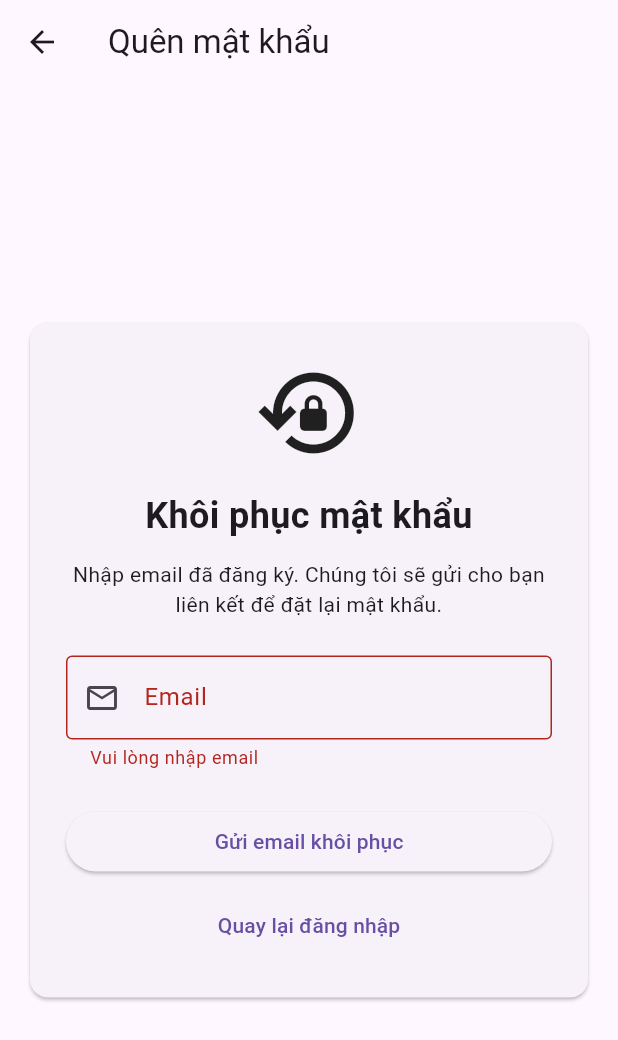
After one commit to kinocoder/PRM393-Flutter-LearningProject-TotalFootballAnalysis, a Flutter app: the ForgotPasswordScreen screen opened by its route, after a tap on "Gửi email khôi phục", on a phone screen of 412 x 824 dp. The commit adds this screen. Shown: the top 1040 px of the screen. Run offline on Flutter 3.47's test engine with Material 3 defaults, Android fonts, the phone set to English and light mode, and no system bars; our stand-ins replace cloud_firestore, firebase_auth, firebase_core, flutter_riverpod, riverpod_annotation; accounts and stored records are empty; generated files the repository leaves out were written again.

Commit message:
feat: Implement forgot password flow and Firebase options configuration
- Add `sendPasswordResetEmail` method to `AuthService` and `AuthRepository`.
- Create `ForgotPasswordScreen` and `ForgotPasswordModelView` to manage password reset email requests and error handling.
- Add `forgotPassword` route to `AppRoutes` and register `ForgotPasswordScreen` in `main.dart`.
- Add "Quên mật khẩu?" navigation button to `LoginScreen`.
- Add FlutterFire generated `firebase_options.dart` and `firebase.json` configurations.

```diff
--- a/lib/data/repositories/auth_repository.dart
+++ b/lib/data/repositories/auth_repository.dart
@@ -16,6 +16,11 @@ class AuthRepository {
   AuthRepository({required AuthService authService})
     : _authService = authService;
 
+  //Quên mật khẩu
+  Future<void> sendPasswordResetEmail({required String email}) {
+    return _authService.sendPasswordResetEmail(email: email.trim());
+  }
+
   //Đăng ký
   Future<UserCredential> register({
     required String email,
@@ -25,10 +30,10 @@ class AuthRepository {
   }
 
   //Đăng nhập
-  Future<UserCredential>login({
+  Future<UserCredential> login({
     required String email,
-    required String password
-  }){
+    required String password,
+  }) {
     return _authService.login(email: email.trim(), password: password);
   }
 
--- a/lib/data/services/auth_service.dart
+++ b/lib/data/services/auth_service.dart
@@ -4,6 +4,11 @@ class AuthService {
   final FirebaseAuth _auth;
 
   AuthService({required FirebaseAuth auth}) : _auth = auth;
+
+  //Quên mật khẩu
+  Future<void> sendPasswordResetEmail({required String email}) {
+    return _auth.sendPasswordResetEmail(email: email);
+  }
 
   //đăng ký
   Future<UserCredential> register({
@@ -21,10 +26,7 @@ class AuthService {
     required String email,
     required String password,
   }) {
-    return _auth.signInWithEmailAndPassword(
-        email: email,
-        password: password
-    );
+    return _auth.signInWithEmailAndPassword(email: email, password: password);
   }
 
   //Gửi mail
--- a/lib/main.dart
+++ b/lib/main.dart
@@ -1,9 +1,11 @@
 import 'package:flutter/material.dart';
 import 'package:firebase_core/firebase_core.dart';
 import 'package:flutter_riverpod/flutter_riverpod.dart';
+import 'package:united2/ui/authentication/widgets/forgot_password_screen.dart';
 import 'package:united2/ui/authentication/widgets/login_screen.dart';
 import 'package:united2/ui/authentication/widgets/verify_email_screen.dart';
 import 'package:united2/ui/home/widgets/home_screen.dart';
+
 import 'ui/authentication/widgets/register_screen.dart';
 import 'routing/app_routes.dart';
 
@@ -18,6 +20,7 @@ Future<void> main() async {
         routes: {
           AppRoutes.login: (context) => const LoginScreen(),
           AppRoutes.register: (context) => const RegisterScreen(),
+          AppRoutes.forgotPassword: (context) => const ForgotPasswordScreen(),
           AppRoutes.verifyEmail: (context) => const VerifyEmailScreen(),
           AppRoutes.home: (context) => const HomeScreen(),
         },
--- a/lib/routing/app_routes.dart
+++ b/lib/routing/app_routes.dart
@@ -1,6 +1,7 @@
 class AppRoutes {
   static const login = '/login';
   static const register = "/register";
+  static const forgotPassword = '/forgot-password';
   static const verifyEmail = '/verify-email';
   static const home = '/home';
   static const b01 = '/B01';
--- /dev/null
+++ b/lib/ui/authentication/view_models/forgot_password_model_view.dart
@@ -0,0 +1,52 @@
+import 'package:firebase_auth/firebase_auth.dart';
+import 'package:riverpod_annotation/riverpod_annotation.dart';
+import 'package:united2/data/repositories/auth_repository.dart';
+
+part 'forgot_password_model_view.g.dart';
+
+@riverpod
+class ForgotPasswordModelView extends _$ForgotPasswordModelView {
+  @override
+  Future<void> build() async {}
+
+  Future<void> sendResetPasswordEmail(String email) async {
+    // 1. Kiểm tra có đang loading không
+    if (state.isLoading) return;
+
+    // 2. Chuyển state sang AsyncLoading
+    state = const AsyncLoading();
+
+    // 3. Gọi AuthRepository thông qua ref.read()
+    final repository = ref.read(authRepositoryProvider);
+
+    // 4. Dùng AsyncValue.guard() để cập nhật kết quả
+    final result = await AsyncValue.guard<void>(() {
+      return repository.sendPasswordResetEmail(email: email);
+    });
+
+    //5.Kiểm tra xem Provider còn hoạt động sau await không
+    if (!ref.mounted) return;
+
+    state = result;
+  }
+
+  String getResetPasswordErrorMessage(Object error) {
+    if (error is FirebaseAuthException) {
+      switch (error.code) {
+        case 'invalid-email':
+          return 'Địa chỉ email không hợp lệ';
+
+        case 'too-many-requests':
+          return 'Bạn đã gửi quá nhiều yêu cầu. Vui lòng thử lại sau';
+
+        case 'network-request-failed':
+          return 'Không có kết nối mạng. Vui lòng kiểm tra và thử lại';
+
+        case 'user-not-found':
+          return 'Nếu email đã được đăng ký, bạn sẽ nhận được liên kết đặt lại mật khẩu';
+      }
+    }
+
+    return 'Không thể xử lý yêu cầu lúc này. Vui lòng thử lại sau';
+  }
+}
--- /dev/null
+++ b/lib/ui/authentication/widgets/forgot_password_screen.dart
@@ -0,0 +1,138 @@
+import 'package:flutter/material.dart';
+import 'package:flutter_riverpod/flutter_riverpod.dart';
+import 'package:united2/ui/authentication/view_models/forgot_password_model_view.dart';
+import 'package:united2/utils/validators/email_validator.dart';
+
+class ForgotPasswordScreen extends ConsumerStatefulWidget {
+  const ForgotPasswordScreen({super.key});
+
+  @override
+  ConsumerState<ForgotPasswordScreen> createState() =>
+      _ForgotPasswordScreenState();
+}
+
+class _ForgotPasswordScreenState extends ConsumerState<ForgotPasswordScreen> {
+  final _formKey = GlobalKey<FormState>();
+  final _emailController = TextEditingController();
+
+  @override
+  void dispose() {
+    _emailController.dispose();
+    super.dispose();
+  }
+
+  Future<void> _sendResetEmail() async {
+    final isValid = _formKey.currentState?.validate() ?? false;
+    if (!isValid) return;
+
+    await ref
+        .read(forgotPasswordModelViewProvider.notifier)
+        .sendResetPasswordEmail(_emailController.text);
+
+    if (!mounted) return;
+
+    final result = ref.read(forgotPasswordModelViewProvider);
+    final messenger = ScaffoldMessenger.of(context);
+    messenger.hideCurrentSnackBar();
+
+    if (result.hasError) {
+      final message = ref
+          .read(forgotPasswordModelViewProvider.notifier)
+          .getResetPasswordErrorMessage(result.error!);
+      messenger.showSnackBar(SnackBar(content: Text(message)));
+      return;
+    }
+
+    messenger.showSnackBar(
+      const SnackBar(
+        content: Text(
+          'Email khôi phục mật khẩu đã được gửi. Vui lòng kiểm tra hộp thư.',
+        ),
+      ),
+    );
+  }
+
+  @override
+  Widget build(BuildContext context) {
+    final forgotPasswordState = ref.watch(forgotPasswordModelViewProvider);
+
+    return Scaffold(
+      appBar: AppBar(title: const Text('Quên mật khẩu')),
+      body: SafeArea(
+        child: Center(
+          child: SingleChildScrollView(
+            padding: const EdgeInsets.all(16),
+            child: Card(
+              child: Padding(
+                padding: const EdgeInsets.all(24),
+                child: Form(
+                  key: _formKey,
+                  child: Column(
+                    mainAxisSize: MainAxisSize.min,
+                    crossAxisAlignment: CrossAxisAlignment.stretch,
+                    children: [
+                      const Icon(Icons.lock_reset_outlined, size: 72),
+                      const SizedBox(height: 16),
+                      const Text(
+                        'Khôi phục mật khẩu',
+                        textAlign: TextAlign.center,
+                        style: TextStyle(
+                          fontSize: 24,
+                          fontWeight: FontWeight.bold,
+                        ),
+                      ),
+                      const SizedBox(height: 12),
+                      const Text(
+                        'Nhập email đã đăng ký. Chúng tôi sẽ gửi cho bạn liên kết để đặt lại mật khẩu.',
+                        textAlign: TextAlign.center,
+                      ),
+                      const SizedBox(height: 24),
+                      TextFormField(
+                        controller: _emailController,
+                        validator: validateEmail,
+                        keyboardType: TextInputType.emailAddress,
+                        textInputAction: TextInputAction.done,
+                        autocorrect: false,
+                        autofillHints: const [AutofillHints.email],
+                        onFieldSubmitted: forgotPasswordState.isLoading
+                            ? null
+                            : (_) => _sendResetEmail(),
+                        decoration: const InputDecoration(
+                          labelText: 'Email',
+                          prefixIcon: Icon(Icons.email_outlined),
+                          border: OutlineInputBorder(),
+                        ),
+                      ),
+                      const SizedBox(height: 24),
+                      ElevatedButton(
+                        onPressed: forgotPasswordState.isLoading
+                            ? null
+                            : _sendResetEmail,
+                        child: forgotPasswordState.isLoading
+                            ? const SizedBox(
+                                width: 20,
+                                height: 20,
+                                child: CircularProgressIndicator(
+                                  strokeWidth: 2,
+                                ),
+                              )
+                            : const Text('Gửi email khôi phục'),
+                      ),
+                      const SizedBox(height: 8),
+                      TextButton(
+                        onPressed: forgotPasswordState.isLoading
+                            ? null
+                            : () => Navigator.of(context).pop(),
+                        child: const Text('Quay lại đăng nhập'),
+                      ),
+                    ],
+                  ),
+                ),
+              ),
+            ),
+          ),
+        ),
+      ),
+    );
+  }
+}
--- a/lib/ui/authentication/widgets/login_screen.dart
+++ b/lib/ui/authentication/widgets/login_screen.dart
@@ -79,7 +79,19 @@ class _LoginScreenState extends ConsumerState<LoginScreen> {
                       border: OutlineInputBorder(),
                     ),
                   ),
-                  SizedBox(height: 16),
+                  Align(
+                    alignment: Alignment.centerRight,
+                    child: TextButton(
+                      onPressed: loginState.isLoading
+                          ? null
+                          : () {
+                              Navigator.of(context)
+                                  .pushNamed(AppRoutes.forgotPassword);
+                            },
+                      child: const Text('Quên mật khẩu?'),
+                    ),
+                  ),
+                  const SizedBox(height: 8),
                   Row(
                     children: [
                       Expanded(
--- a/pubspec.yaml
+++ b/pubspec.yaml
@@ -39,7 +39,7 @@ dependencies:
   cloud_firestore: ^6.10.0
   flutter_riverpod: ^3.4.3
   riverpod_annotation: ^4.0.7
-  sqflite: ^2.4.4+1
+  sqflite: ^2.4.4+2
   path: ^1.9.1
 
 dev_dependencies:
```
Also changed, not shown: firebase.json (added), lib/firebase_options.dart (added), lib/ui/authentication/view_models/forgot_password_model_view.g.dart (added), lib/ui/authentication/view_models/login_view_model.g.dart, lib/ui/catalog/view_models/b01_view_model.g.dart, pubspec.lock, 2 other files.
